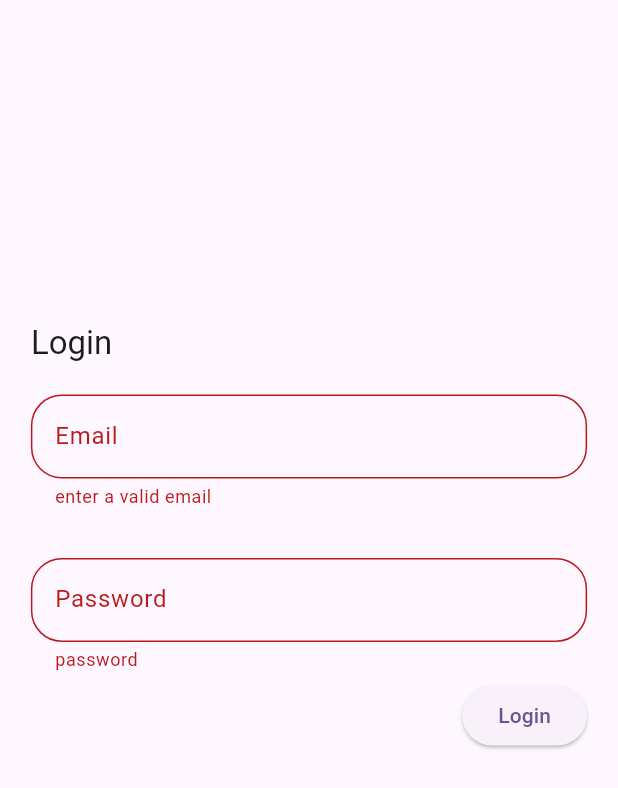
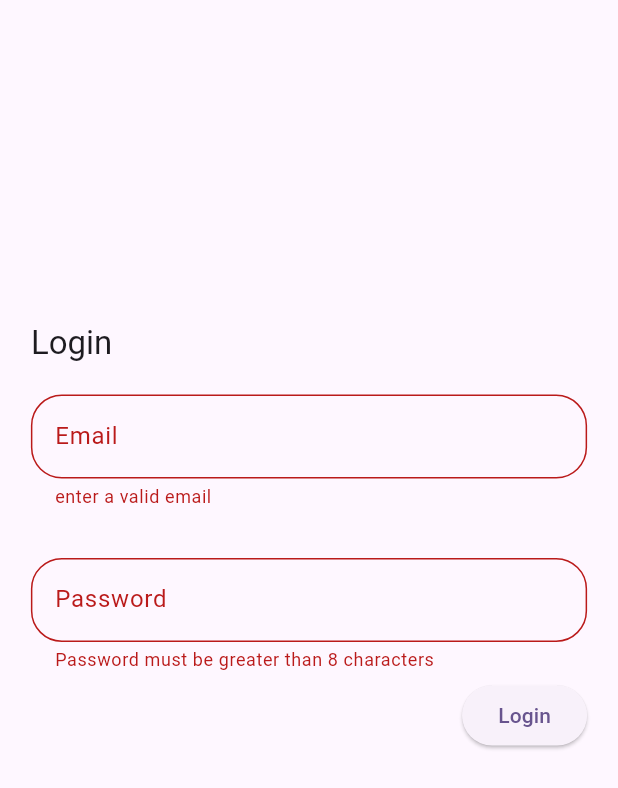
Before and after one commit to AnthonyAniobi/SolarConsultAdmin, a Flutter app: the screen it shows after launch, after a tap on "Login", on a phone screen of 412 x 824 dp. Shown: the top 788 px of the screen. Run offline on Flutter 3.47's test engine with Material 2 defaults, Android fonts, the phone set to English and light mode, and no system bars; our stand-ins replace bloc, either_dart, email_validator, equatable, firebase_auth, firebase_core and 3 more; accounts and stored records are empty.

Commit message:
feat: Build login feature
- add login info to cache

```diff
--- a/lib/app.dart
+++ b/lib/app.dart
@@ -1,5 +1,7 @@
 import 'package:admin/features/auth/data/datasources/auth_datasource.dart';
 import 'package:admin/features/auth/data/repositories/auth_repository.dart';
+import 'package:admin/features/auth/domain/repositories/auth_datasource.dart';
+import 'package:admin/features/auth/domain/repositories/auth_repository.dart';
 import 'package:admin/features/auth/presentation/bloc/auth_bloc.dart';
 import 'package:admin/features/auth/presentation/pages/login_screen.dart';
 import 'package:admin/features/bookings/presentation/bloc/bookings_bloc.dart';
@@ -21,12 +23,12 @@ class MyApp extends StatelessWidget {
       return MultiRepositoryProvider(
         providers: [
           //datasources
-          RepositoryProvider(
+          RepositoryProvider<AuthDatasource>(
             create: (context) => AuthDatasourceImpl(),
           ),
 
           // repositories
-          RepositoryProvider(
+          RepositoryProvider<AuthRepository>(
             create: (context) => AuthRepositoryImpl(context.read()),
           ),
         ],
@@ -53,7 +55,7 @@ class MyApp extends StatelessWidget {
             ),
             home: FirebaseAuth.instance.currentUser != null
                 ? const HomeScreen()
-                : LoginScreen(),
+                : const LoginScreen(),
           ),
         ),
       );
--- a/lib/core/data/models/app_error.dart
+++ b/lib/core/data/models/app_error.dart
@@ -1,5 +1,5 @@
 class AppError {
-  final String? message;
+  final String message;
 
-  AppError([this.message]);
+  AppError(this.message);
 }
--- a/lib/features/auth/data/repositories/auth_repository.dart
+++ b/lib/features/auth/data/repositories/auth_repository.dart
@@ -1,5 +1,6 @@
 import 'package:admin/core/data/models/app_error.dart';
 import 'package:admin/core/utils/app_config.dart';
+import 'package:admin/features/auth/data/datasources/login_cache_datasource.dart';
 import 'package:admin/features/auth/data/models/auth_info.dart';
 import 'package:admin/features/auth/domain/repositories/auth_datasource.dart';
 import 'package:admin/features/auth/domain/repositories/auth_repository.dart';
@@ -13,10 +14,11 @@ class AuthRepositoryImpl extends AuthRepository {
   @override
   AsyncErrorOr<void> login(AuthInfo info) async {
     try {
+      await LoginCacheDatasource.setLoginCache(info);
       await datasource.login(info);
       return const Right(null);
     } on FirebaseAuthException catch (e) {
-      return Left(AppError(e.message));
+      return Left(AppError(e.message ?? ""));
     } catch (e) {
       return Left(AppError(e.toString()));
     }
@@ -28,7 +30,7 @@ class AuthRepositoryImpl extends AuthRepository {
       await datasource.signup(info);
       return const Right(null);
     } on FirebaseAuthException catch (e) {
-      return Left(AppError(e.message));
+      return Left(AppError(e.message ?? ""));
     } catch (e) {
       return Left(AppError(e.toString()));
     }
--- a/lib/features/auth/presentation/bloc/auth_bloc.dart
+++ b/lib/features/auth/presentation/bloc/auth_bloc.dart
@@ -1,5 +1,7 @@
+import 'package:admin/features/auth/data/datasources/login_cache_datasource.dart';
 import 'package:admin/features/auth/data/models/auth_info.dart';
 import 'package:admin/features/auth/domain/repositories/auth_repository.dart';
+import 'package:admin/features/auth/domain/usecases/login_usecase.dart';
 import 'package:equatable/equatable.dart';
 import 'package:flutter_bloc/flutter_bloc.dart';
 
@@ -8,11 +10,17 @@ part 'auth_state.dart';
 
 class AuthBloc extends Bloc<AuthEvent, AuthState> {
   final AuthRepository repo;
-  AuthBloc(this.repo) : super(const AuthInitial(null)) {
+  AuthBloc(this.repo) : super(AuthInitial()) {
     on<LoginEvent>(_loginEvent);
     on<SignupEvent>(_signupEvent);
   }
 
-  void _loginEvent(LoginEvent event, Emitter<AuthState> emit) async {}
+  void _loginEvent(LoginEvent event, Emitter<AuthState> emit) async {
+    emit(AuthLoading(state.info));
+    final result = await LoginUsecase(repo, event.info).call();
+    result.fold((left) => emit(AuthError(state.info, left.message)),
+        (right) => emit(AuthSuccess(state.info)));
+  }
+
   void _signupEvent(SignupEvent event, Emitter<AuthState> emit) async {}
 }
--- a/lib/features/auth/presentation/bloc/auth_state.dart
+++ b/lib/features/auth/presentation/bloc/auth_state.dart
@@ -1,29 +1,33 @@
+// ignore_for_file: must_be_immutable
+
 part of 'auth_bloc.dart';
 
 abstract class AuthState extends Equatable {
-  final AuthInfo? info;
+  AuthInfo? info;
 
-  const AuthState([this.info]);
+  AuthState([this.info]);
 
   @override
   List<Object> get props => info == null ? [] : [info!];
 }
 
 class AuthInitial extends AuthState {
-  const AuthInitial(super.info);
+  AuthInitial() {
+    info = LoginCacheDatasource.getLoginCache();
+  }
 }
 
 class AuthLoading extends AuthState {
-  const AuthLoading(super.info);
+  AuthLoading(super.info);
 }
 
 class AuthError extends AuthState {
   final String errorMessage;
-  const AuthError(super.info, this.errorMessage);
+  AuthError(super.info, this.errorMessage);
   @override
   List<Object> get props => [errorMessage];
 }
 
 class AuthSuccess extends AuthState {
-  const AuthSuccess(super.info);
+  AuthSuccess(super.info);
 }
--- a/lib/features/auth/presentation/pages/login_screen.dart
+++ b/lib/features/auth/presentation/pages/login_screen.dart
@@ -1,28 +1,64 @@
-import 'package:admin/features/auth/presentation/pages/signup_screen.dart';
+// import 'package:admin/features/auth/presentation/pages/signup_screen.dart';
+import 'package:admin/features/auth/data/models/auth_info.dart';
+import 'package:admin/features/auth/presentation/bloc/auth_bloc.dart';
+import 'package:admin/features/home/presentation/pages/home_screen.dart';
 import 'package:email_validator/email_validator.dart';
 
-import 'package:flutter/gestures.dart';
+// import 'package:flutter/gestures.dart';
 import 'package:flutter/material.dart';
+import 'package:flutter_bloc/flutter_bloc.dart';
 import 'package:responsive_sizer/responsive_sizer.dart';
 
-class LoginScreen extends StatelessWidget {
-  final TextEditingController emailController = TextEditingController();
-  final TextEditingController passwordController = TextEditingController();
+class LoginScreen extends StatefulWidget {
+  const LoginScreen({Key? key}) : super(key: key);
 
+  @override
+  State<LoginScreen> createState() => _LoginScreenState();
+}
+
+class _LoginScreenState extends State<LoginScreen> {
+  late final TextEditingController emailController;
+  late final TextEditingController passwordController;
   final GlobalKey<FormState> formKey = GlobalKey<FormState>();
 
-  Future _login(BuildContext context) async {
-    FocusManager.instance.primaryFocus?.unfocus();
-    if (formKey.currentState?.validate() ?? false) {}
+  @override
+  void initState() {
+    super.initState();
+    AuthInfo? info = context.read<AuthBloc>().state.info;
+    emailController = TextEditingController(text: info?.email);
+    passwordController = TextEditingController(text: info?.password);
   }
 
-  LoginScreen({Key? key}) : super(key: key);
+  @override
+  void dispose() {
+    emailController.dispose();
+    passwordController.dispose();
+    super.dispose();
+  }
 
   @override
   Widget build(BuildContext context) {
     return Scaffold(
       appBar: AppBar(),
-      body: Padding(
+      body: BlocConsumer<AuthBloc, AuthState>(
+        listener: (context, state) {
+          if (state is AuthError) {
+            errorDialog(context, state.errorMessage);
+          }
+          if (state is AuthSuccess) {
+            Navigator.pushReplacement(
+              context,
+              MaterialPageRoute(
+                builder: (context) => const HomeScreen(),
+              ),
+            );
+          }
+        },
+        builder: (context, state) {
+          if (state is AuthLoading) {
+            return const Center(child: CircularProgressIndicator());
+          }
+          return Padding(
             padding: EdgeInsets.symmetric(horizontal: 5.w),
             child: Form(
               key: formKey,
@@ -62,7 +98,7 @@ class LoginScreen extends StatelessWidget {
                     ),
                     validator: (password) =>
                         password != null && password.length <= 8
-                        ? "password"
+                            ? "Password must be greater than 8 characters"
                             : null,
                   ),
                   const SizedBox(height: 5),
@@ -109,7 +145,26 @@ class LoginScreen extends StatelessWidget {
                 ],
               ),
             ),
+          );
+        },
       ),
     );
   }
+
+  Future _login(BuildContext context) async {
+    FocusManager.instance.primaryFocus?.unfocus();
+    if (formKey.currentState?.validate() ?? false) {
+      final info = AuthInfo(emailController.text, passwordController.text);
+      context.read<AuthBloc>().add(LoginEvent(info));
     }
+  }
+
+  void errorDialog(BuildContext context, String message) {
+    showDialog(
+        context: context,
+        builder: (context) => AlertDialog(
+              title: const Text("Error 🛑"),
+              content: Text(message),
+            ));
+  }
+}
--- a/lib/main.dart
+++ b/lib/main.dart
@@ -1,10 +1,13 @@
 import 'package:admin/app.dart';
+import 'package:admin/features/auth/data/datasources/login_cache_datasource.dart';
 import 'package:firebase_core/firebase_core.dart';
 import 'package:flutter/material.dart';
 
 void main() async {
   WidgetsFlutterBinding.ensureInitialized();
 
+  await LoginCacheDatasource.init();
+
   // initialize firebase
   await Firebase.initializeApp();
   runApp(const MyApp());
```
Lines whose indentation alone changed are shown as unchanged.
